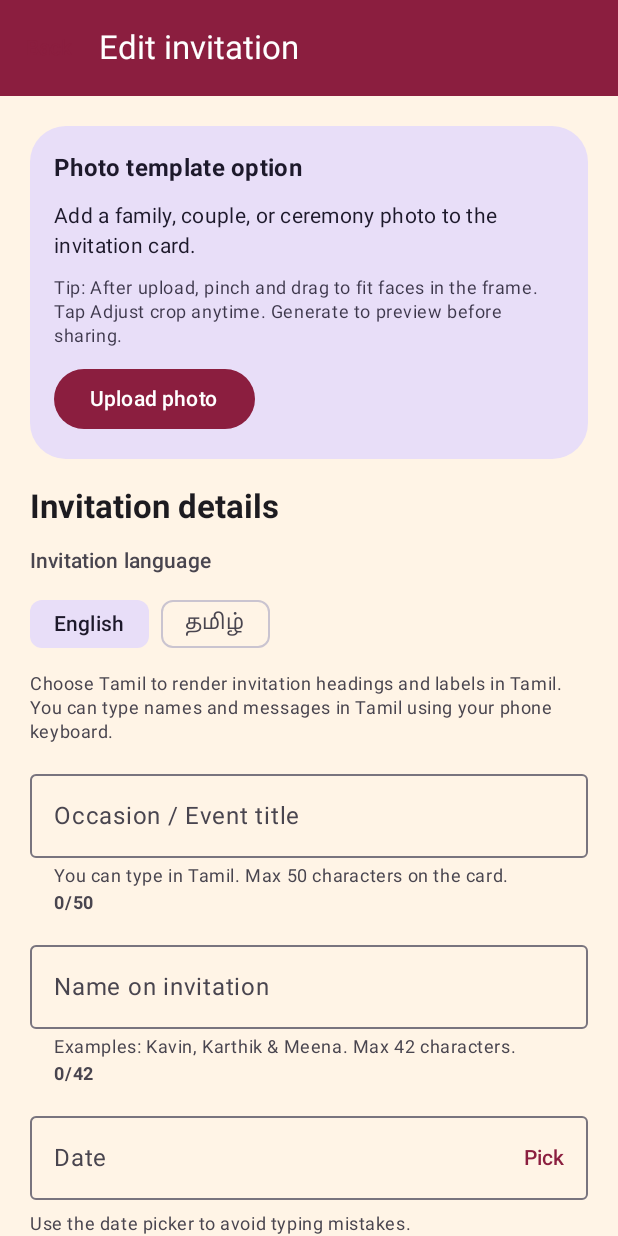
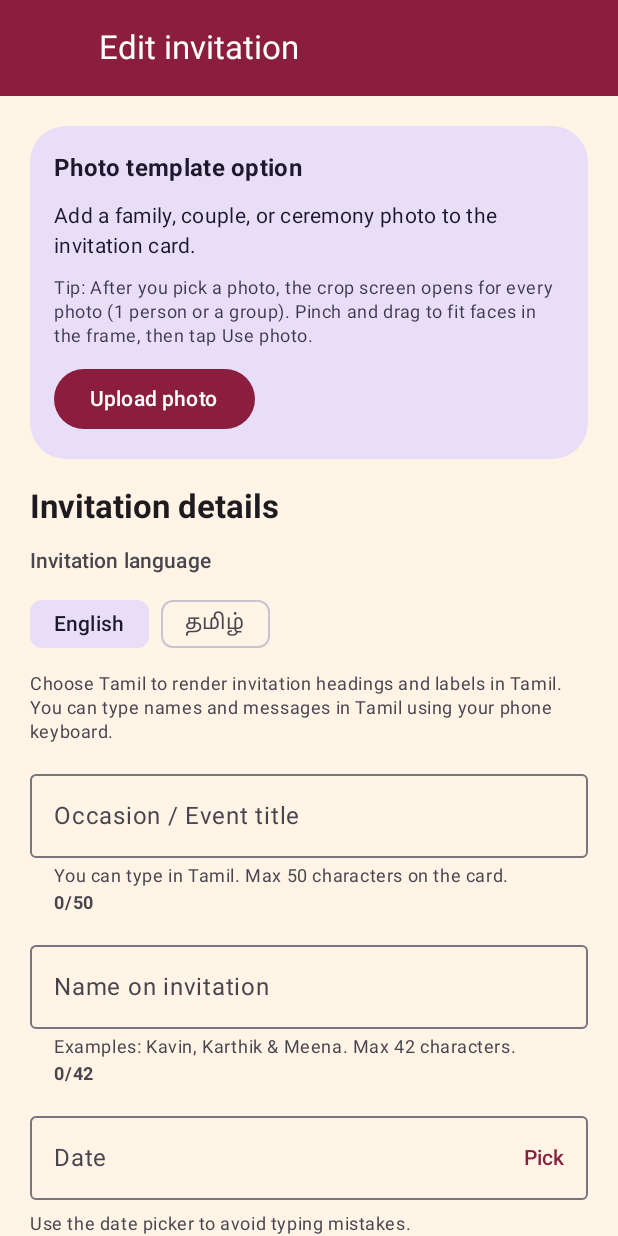
Before and after one commit to mrajen27/Invitation_Maker, an Android app built with Jetpack Compose: the EditorScreen screen opened through its navigation route, on a phone screen of 412 x 824 dp. Run offline under Robolectric (Android 15) with nearby library versions, the phone set to English and light mode, and no system bars.

Commit message:
Fix photo crop screen not opening after gallery pick
Pass the picked photo URI through navigation so the crop screen always
opens for any photo (single face or group). The previous flow could
navigate before ViewModel state updated and immediately pop back.

Co-authored-by: mrajen27 <mrajen27@users.noreply.github.com>

```diff
--- a/app/build.gradle.kts
+++ b/app/build.gradle.kts
@@ -14,8 +14,8 @@ android {
         applicationId = "com.vaangainvite"
         minSdk = 26
         targetSdk = 35
-        versionCode = 6
-        versionName = "1.0.5"
+        versionCode = 7
+        versionName = "1.0.6"
 
         testInstrumentationRunner = "androidx.test.runner.AndroidJUnitRunner"
         vectorDrawables {
--- a/app/src/main/java/com/vaangainvite/data/model/InvitationLanguage.kt
+++ b/app/src/main/java/com/vaangainvite/data/model/InvitationLanguage.kt
@@ -89,7 +89,7 @@ enum class InvitationLanguage(
         editorPreviewTitle = "Generated preview",
         editorPhotoSectionTitle = "Photo template option",
         editorPhotoSectionHint = "Add a family, couple, or ceremony photo to the invitation card.",
-        editorPhotoTips = "Tip: After upload, pinch and drag to fit faces in the frame. Tap Adjust crop anytime. Generate to preview before sharing.",
+        editorPhotoTips = "Tip: After you pick a photo, the crop screen opens for every photo (1 person or a group). Pinch and drag to fit faces in the frame, then tap Use photo.",
         editorUploadPhoto = "Upload photo",
         editorChangePhoto = "Change photo",
         editorRemovePhoto = "Remove",
@@ -152,7 +152,7 @@ enum class InvitationLanguage(
         editorPreviewTitle = "உருவாக்கிய முன்னோட்டம்",
         editorPhotoSectionTitle = "புகைப்பட விருப்பம்",
         editorPhotoSectionHint = "குடும்பம், தம்பதி அல்லது விழா புகைப்படத்தை அழைப்பிதழில் சேர்க்கலாம்.",
-        editorPhotoTips = "நினைவூட்டல்: புகைப்படம் சேர்த்த பிறகு pinch/drag செய்து முகங்களை சட்டத்தில் வைக்கவும். Adjust crop-ஐ எப்போது வேண்டுமானாலும் அழுத்தலாம். பகிர்வதற்கு முன் உருவாக்கு என்பதை அழுத்தவும்.",
+        editorPhotoTips = "நினைவூட்டல்: புகைப்படம் தேர்ந்தெடுத்தவுடன் crop திரை திறக்கும் (ஒரு முகம் அல்லது குழு). pinch/drag செய்து முகங்களை சட்டத்தில் வைத்து Use photo என்பதை அழுத்தவும்.",
         editorUploadPhoto = "புகைப்படம் சேர்",
         editorChangePhoto = "புகைப்படம் மாற்று",
         editorRemovePhoto = "நீக்கு",
--- a/app/src/main/java/com/vaangainvite/ui/navigation/VaangaNavHost.kt
+++ b/app/src/main/java/com/vaangainvite/ui/navigation/VaangaNavHost.kt
@@ -1,11 +1,14 @@
 package com.vaangainvite.ui.navigation
 
+import android.net.Uri
 import androidx.compose.runtime.Composable
 import androidx.compose.runtime.getValue
 import androidx.lifecycle.compose.collectAsStateWithLifecycle
+import androidx.navigation.NavType
 import androidx.navigation.compose.NavHost
 import androidx.navigation.compose.composable
 import androidx.navigation.compose.rememberNavController
+import androidx.navigation.navArgument
 import com.vaangainvite.ui.screens.EditorScreen
 import com.vaangainvite.ui.screens.HomeScreen
 import com.vaangainvite.ui.screens.PhotoCropScreen
@@ -49,13 +52,22 @@ fun VaangaNavHost(viewModel: InviteViewModel) {
             EditorScreen(
                 viewModel = viewModel,
                 onBack = navController::popBackStack,
-                onNavigateToPhotoCrop = {
-                    navController.navigate(Routes.PHOTO_CROP)
+                onNavigateToPhotoCrop = { sourceUri ->
+                    val encodedUri = Uri.encode(sourceUri.toString())
+                    navController.navigate("${Routes.PHOTO_CROP}?sourceUri=$encodedUri")
                 }
             )
         }
-        composable(Routes.PHOTO_CROP) {
-            val sourceUri = state.cropSourceUri
+        composable(
+            route = "${Routes.PHOTO_CROP}?sourceUri={sourceUri}",
+            arguments = listOf(
+                navArgument("sourceUri") {
+                    type = NavType.StringType
+                }
+            )
+        ) { backStackEntry ->
+            val encodedUri = backStackEntry.arguments?.getString("sourceUri")
+            val sourceUri = encodedUri?.let { Uri.parse(Uri.decode(it)) }
             if (sourceUri != null) {
                 PhotoCropScreen(
                     sourceUri = sourceUri,
```
Also changed, not shown: app/src/main/java/com/vaangainvite/ui/screens/EditorScreen.kt (+7 -4 lines).
